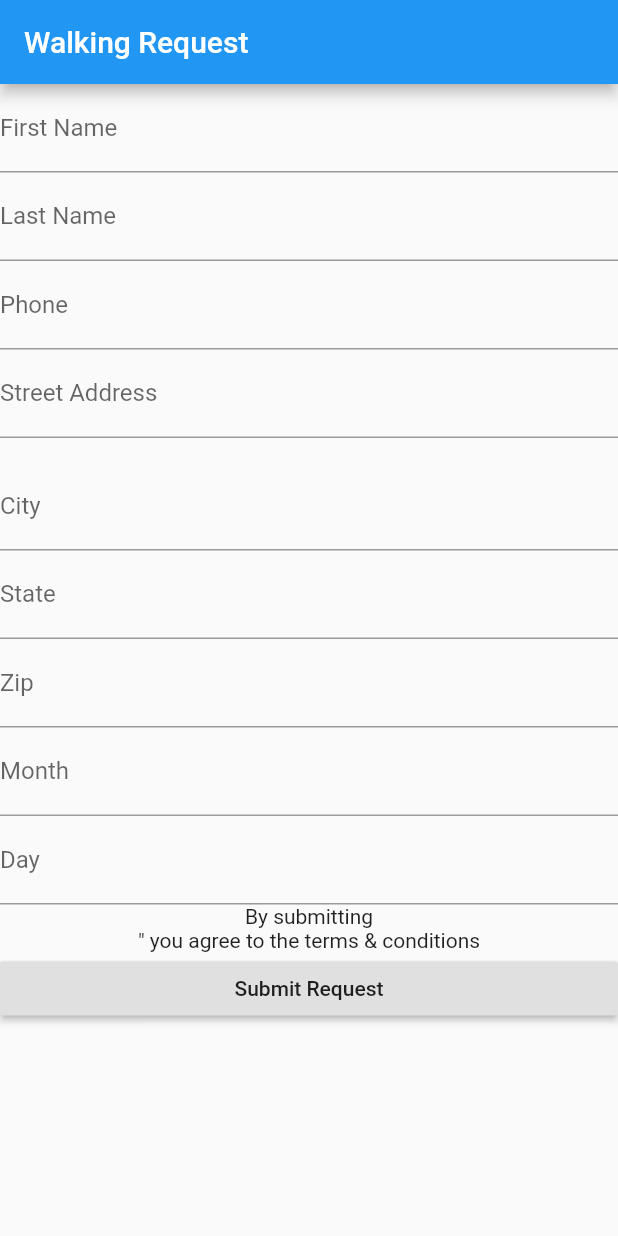
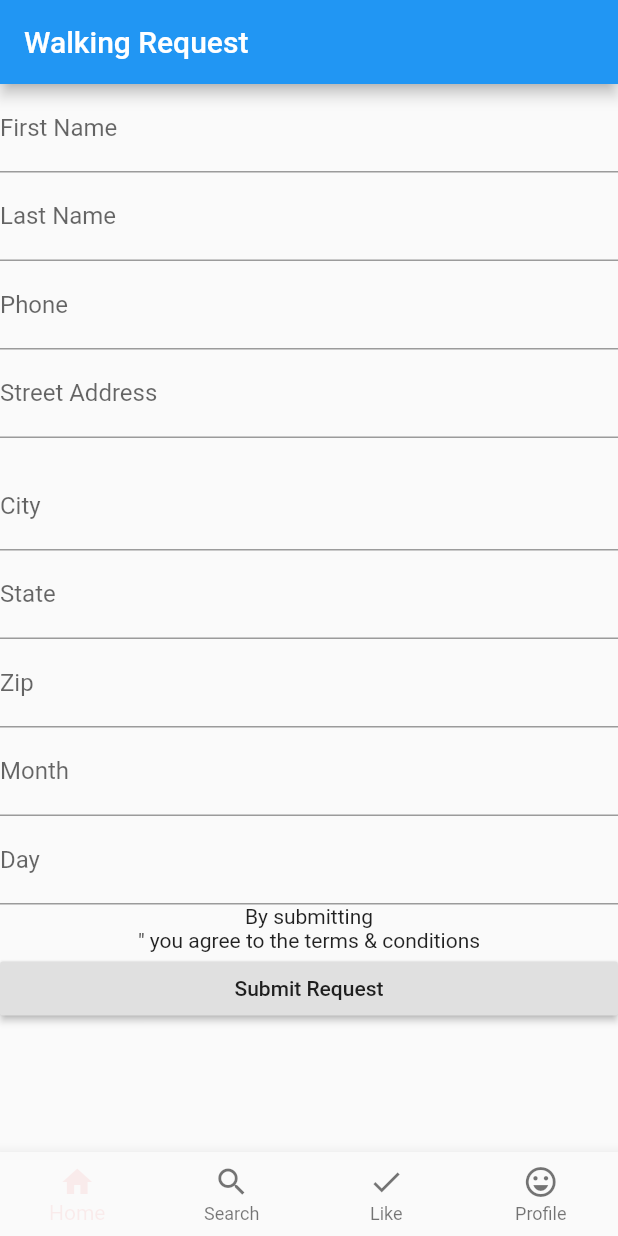
Before and after one commit to rbtmarques/Moove_Flutter, a Flutter app: the screen it shows after launch, on a phone screen of 412 x 824 dp. Run offline on Flutter 3.47's test engine with Material 2 defaults, Android fonts, the phone set to English and light mode, and no system bars.

```diff
--- a/lib/main.dart
+++ b/lib/main.dart
@@ -80,9 +80,33 @@ class _MyOrderState extends State<MyOrder> {
                     Navigator.pop(context);
                   },
                 ),
-              ],))
+              ],)),
+     bottomNavigationBar: BottomNavigationBar(
+    type: BottomNavigationBarType.fixed,
+    fixedColor: Color(0xFF00000),
+    currentIndex: 0,
+    items: [
+    BottomNavigationBarItem(
+    icon: new Icon(Icons.home),
+    title: new Text('Home'),
     ),
-    );
-  }
+      BottomNavigationBarItem(
+          icon: new Icon(Icons.search),
+          title: new Text('Search'),
+      ),
+        BottomNavigationBarItem(
+        icon: new Icon(Icons.done),
+    title: new Text('Like'),
+        ),
+      BottomNavigationBarItem(
+          icon: new Icon(Icons.sentiment_very_satisfied),
+          title: new Text('Profile'),
+      )
+
+          ]
+
+    ),
+    ),
+    );}
 
 }
```
